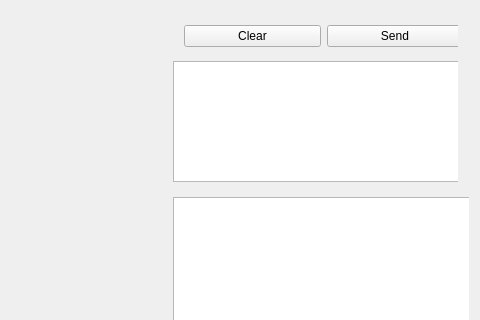
This is mainwindow.ui in gamoeba/stagehand as Qt 5 draws it before an edit; both pictures show x 520 to 1000 and y 0 to 320 of the 1000 by 779 pixel window. The edited form follows.
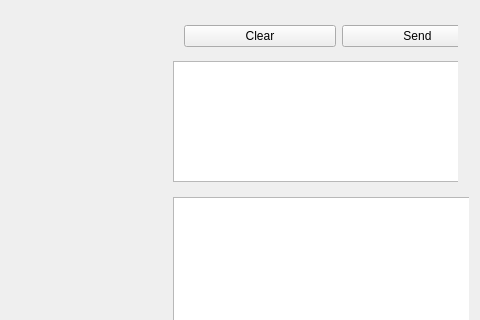
This is the edited form. Icons and pictures are not drawn.

```diff
--- a/mainwindow.ui
+++ b/mainwindow.ui
@@ -116,7 +116,7 @@
             <rect>
              <x>0</x>
              <y>0</y>
-             <width>301</width>
+             <width>331</width>
              <height>51</height>
             </rect>
            </property>
```
Left out of the diff: 7 changed lines with no effect on the pictures.
